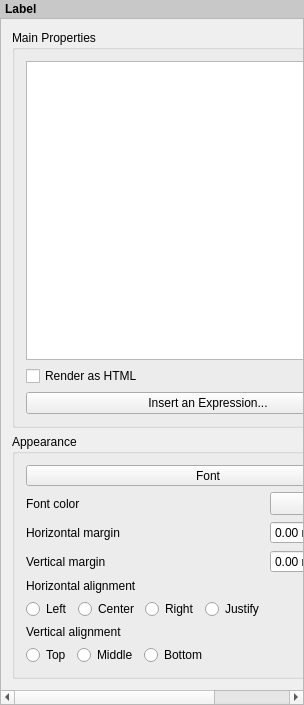
First picture: the form in src/ui/layout/qgslayoutlabelwidgetbase.ui, repository qgis/QGIS, before the edit.
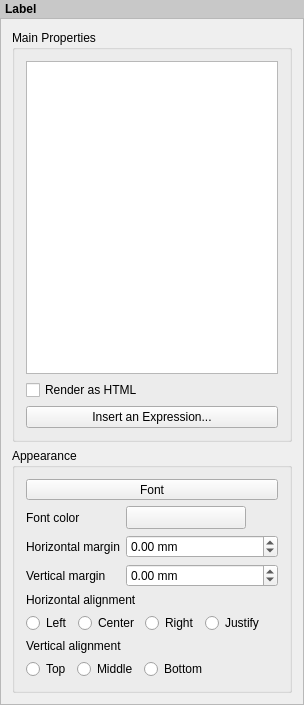
Second picture: the form after the edit. Custom widgets are drawn as their Qt base class.

Commit message: [layouts][ux] Fix grid layout alignment of label properties

Diff of the .ui file:
```diff
--- a/src/ui/layout/qgslayoutlabelwidgetbase.ui
+++ b/src/ui/layout/qgslayoutlabelwidgetbase.ui
@@ -224,50 +224,6 @@
             </property>
            </widget>
           </item>
-          <item row="5" column="0">
-           <layout class="QGridLayout" name="gridLayout_3">
-            <item row="0" column="0">
-             <widget class="QRadioButton" name="mLeftRadioButton">
-              <property name="text">
-               <string>Left</string>
-              </property>
-              <attribute name="buttonGroup">
-               <string notr="true">buttonGroup_2</string>
-              </attribute>
-             </widget>
-            </item>
-            <item row="0" column="3">
-             <widget class="QRadioButton" name="mJustifyRadioButton">
-              <property name="text">
-               <string>Justify</string>
-              </property>
-              <attribute name="buttonGroup">
-               <string notr="true">buttonGroup_2</string>
-              </attribute>
-             </widget>
-            </item>
-            <item row="0" column="2">
-             <widget class="QRadioButton" name="mRightRadioButton">
-              <property name="text">
-               <string>Right</string>
-              </property>
-              <attribute name="buttonGroup">
-               <string notr="true">buttonGroup_2</string>
-              </attribute>
-             </widget>
-            </item>
-            <item row="0" column="1">
-             <widget class="QRadioButton" name="mCenterRadioButton">
-              <property name="text">
-               <string>Center</string>
-              </property>
-              <attribute name="buttonGroup">
-               <string notr="true">buttonGroup_2</string>
-              </attribute>
-             </widget>
-            </item>
-           </layout>
-          </item>
           <item row="7" column="0" colspan="2">
            <widget class="QLabel" name="mVerticalAlignementLabel">
             <property name="text">
@@ -324,6 +280,63 @@
             </item>
            </layout>
           </item>
+          <item row="5" column="0" colspan="2">
+           <layout class="QGridLayout" name="gridLayout_3">
+            <item row="0" column="0">
+             <widget class="QRadioButton" name="mLeftRadioButton">
+              <property name="text">
+               <string>Left</string>
+              </property>
+              <attribute name="buttonGroup">
+               <string notr="true">buttonGroup_2</string>
+              </attribute>
+             </widget>
+            </item>
+            <item row="0" column="3">
+             <widget class="QRadioButton" name="mJustifyRadioButton">
+              <property name="text">
+               <string>Justify</string>
+              </property>
+              <attribute name="buttonGroup">
+               <string notr="true">buttonGroup_2</string>
+              </attribute>
+             </widget>
+            </item>
+            <item row="0" column="2">
+             <widget class="QRadioButton" name="mRightRadioButton">
+              <property name="text">
+               <string>Right</string>
+              </property>
+              <attribute name="buttonGroup">
+               <string notr="true">buttonGroup_2</string>
+              </attribute>
+             </widget>
+            </item>
+            <item row="0" column="1">
+             <widget class="QRadioButton" name="mCenterRadioButton">
+              <property name="text">
+               <string>Center</string>
+              </property>
+              <attribute name="buttonGroup">
+               <string notr="true">buttonGroup_2</string>
+              </attribute>
+             </widget>
+            </item>
+            <item row="0" column="4">
+             <spacer name="horizontalSpacer">
+              <property name="orientation">
+               <enum>Qt::Horizontal</enum>
+              </property>
+              <property name="sizeHint" stdset="0">
+               <size>
+                <width>40</width>
+                <height>20</height>
+               </size>
+              </property>
+             </spacer>
+            </item>
+           </layout>
+          </item>
          </layout>
         </widget>
        </item>
```
